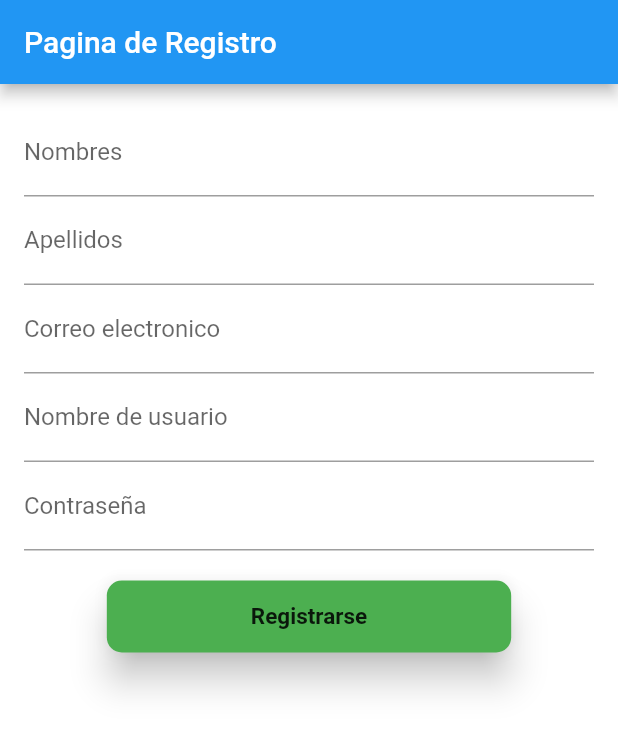
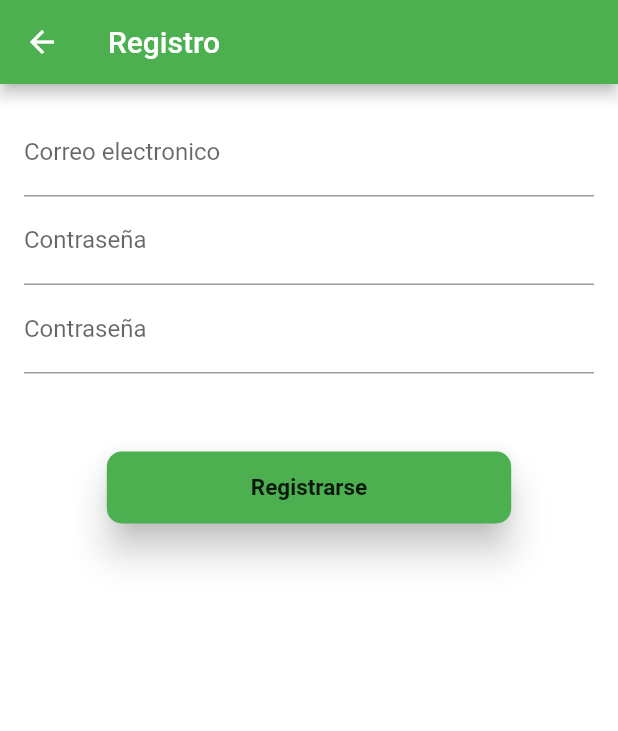
Before and after one commit to Dlondono/GeoUdea, a Flutter app: the RegisterPage screen opened directly, after a tap on "Registrarse", on a phone screen of 412 x 824 dp. Shown: the top 731 px of the screen. Run offline on Flutter 3.47's test engine with Material 2 defaults, Android fonts, the phone set to English and light mode, and no system bars; our stand-ins replace firebase_auth, firebase_core, google_maps_flutter, permission_handler; missing offline and left inert: dart:ffi, flutter_polyline_points; accounts and stored records are empty; network calls fail.

Commit message:
login y registro

```diff
--- /dev/null
+++ b/lib/bloc/login_bloc.dart
@@ -0,0 +1,58 @@
+import 'package:firebase_auth/firebase_auth.dart';
+
+import '../models/result.dart';
+
+class LoginBloc{
+  Future<Result> signUp(String email,String password) async {
+    try {
+      UserCredential userCredential = await FirebaseAuth.instance
+          .createUserWithEmailAndPassword(
+          email: email, password: password);
+        print("1");
+      return Result.success(userCredential);
+    } on FirebaseAuthException catch (e) {
+      if (e.code == 'weak-password') {
+        print("2");
+        return Result.error(
+            message: "La contraseña debe tener mínimo 6 caracteres");
+      } else if (e.code == 'email-already-in-use') {
+        print("3");
+        return Result.error(
+            message:
+            "Ya existe una cuenta registrada con este correo, intenta con otro.");
+      }
+    } catch (e) {
+      print(e);
+      return Result.error(message: 'Hubo un error, intente mas tarde');
+    }
+    print("5");
+    return Result.error(message: 'Hubo un error, intente mas tarde');
+  }
+  Future<Result<UserCredential>> signIn(String email,String password) async {
+    try {
+      UserCredential userCredential =
+      await FirebaseAuth.instance.signInWithEmailAndPassword(
+        email: email,
+        password: password,
+      );
+      return Result.success(userCredential);
+    } on FirebaseAuthException catch (e) {
+      if (e.code == 'user-not-found') {
+        return Result.error(
+            message: 'Correo o contraseña incorrectos');
+      } else if (e.code == 'wrong-password') {
+        return Result.error(message: 'Correo o contraseña incorrectos');
+      }
+    }
+    return Result.error(message: 'Hubo un error, intente mas tarde');
+  }
+  Future<Result<bool>> googleSignOut() async {
+    try {
+      //await GoogleSignIn().signOut();
+      await FirebaseAuth.instance.signOut();
+      return Result.success(true);
+    } catch (e) {
+      return Result.error(message: 'Hubo un error, intente mas tarde');
+    }
+  }
+}
--- a/lib/geoudea_app.dart
+++ b/lib/geoudea_app.dart
@@ -12,7 +12,7 @@ class GeoUdeaApp extends StatelessWidget {
       theme: ThemeData(
         canvasColor: Colors.white,
       ),
-      home: RegisterPage(),
+      home: LoginPage(),
     );
   }
 }
--- a/lib/main.dart
+++ b/lib/main.dart
@@ -1,10 +1,12 @@
 import 'package:flutter/material.dart';
 import 'package:geoudea/geoudea_app.dart';
+import 'package:firebase_core/firebase_core.dart';
+import 'firebase_options.dart';
 
 void main()async {
-  /*WidgetsFlutterBinding.ensureInitialized();
+  WidgetsFlutterBinding.ensureInitialized();
   await Firebase.initializeApp(
       options: DefaultFirebaseOptions.currentPlatform
-  );*/
+  );
   runApp(const GeoUdeaApp());
 }
--- /dev/null
+++ b/lib/models/result.dart
@@ -0,0 +1,32 @@
+enum Status {
+  success,
+  loading,
+  error,
+}
+
+class Result<T> {
+  Status? status;
+  T? data;
+  Map<String, String>? errors;
+  String? message;
+
+  Result.loading(this.data) {
+    status = Status.loading;
+  }
+
+  Result.success(this.data) {
+    status = Status.success;
+  }
+
+  Result.error({
+    String message="",
+    int code = 0,
+  }) {
+    status = Status.error;
+    this.message = message;
+  }
+
+  Result.errors(this.errors) {
+    status = Status.error;
+  }
+}
--- a/lib/ui/home.dart
+++ b/lib/ui/home.dart
@@ -1,4 +1,5 @@
 import 'dart:async';
+import 'package:firebase_auth/firebase_auth.dart';
 import 'package:flutter/material.dart';
 import 'package:geoudea/ui/map.dart';
 import 'package:google_maps_flutter/google_maps_flutter.dart';
@@ -16,6 +17,7 @@ class Home extends StatefulWidget {
 
 class _HomeState extends State<Home> {
   String title="GeoUdeA";
+  FirebaseAuth auth=FirebaseAuth.instance;
   @override
   Widget build(BuildContext context) {
     return Scaffold(
@@ -26,8 +28,8 @@ class _HomeState extends State<Home> {
       drawer: Drawer(
         child: ListView(
           children: <Widget>[
-            const UserAccountsDrawerHeader(accountName: Text("Pepe"),
-                accountEmail: Text("pepe@udea.edu.co"),decoration:BoxDecoration(color: Colors.green) ),
+             UserAccountsDrawerHeader(accountName: Text(""),
+                accountEmail: Text(auth.currentUser!.email!),decoration:BoxDecoration(color: Colors.green) ),
             ListTile(
               title: const Text("Mapa"),
               leading: const Icon(Icons.map),
--- a/lib/ui/register_page.dart
+++ b/lib/ui/register_page.dart
@@ -1,4 +1,8 @@
 import 'package:flutter/material.dart';
+import 'package:geoudea/ui/home.dart';
+
+import '../bloc/login_bloc.dart';
+import '../models/result.dart';
 
 class RegisterPage extends StatefulWidget{
   static String id = "login_page";
@@ -9,29 +13,39 @@ class RegisterPage extends StatefulWidget{
 
 
 class RegistersPage extends State<RegisterPage>{
+  final LoginBloc bloc=LoginBloc();
+  String _email="";
+  String _password="";
+  String _repeatPassword="";
   @override
   Widget build(BuildContext context){
     return Scaffold(
       appBar: AppBar(
-        title:Text("Pagina de Registro"),
+        backgroundColor: Colors.green,
+        title:Text("Registro"),
       ),
       body: Padding(
         padding: const EdgeInsets.all(16),
         child: Column(
           children: <Widget>[
             TextField(
-              decoration: InputDecoration(labelText: "Nombres"),
+              decoration: InputDecoration(labelText: "Correo electronico"),
+              onChanged: (value){
+                _email=value;
+              },
             ),
             TextField(
-              decoration: InputDecoration(labelText: "Apellidos"),
+              obscureText: true,
+              onChanged: (value){
+                _password=value;
+              },
+              decoration: InputDecoration(labelText: "Contraseña"),
             ),
             TextField(
-              decoration: InputDecoration(labelText: "Correo electronico"),
-            ),
-            TextField(
-              decoration: InputDecoration(labelText: "Nombre de usuario"),
-            ),
-            TextField(
+              obscureText: true,
+              onChanged: (value){
+                _repeatPassword=value;
+              },
               decoration: InputDecoration(labelText: "Contraseña"),
             ),
             SizedBox(height: 20,),
@@ -45,7 +59,9 @@ class RegistersPage extends State<RegisterPage>{
   }
 
   _bottomRegister() {
-    return StreamBuilder(
+    return Padding(
+      padding: const EdgeInsets.only(top: 32.0),
+      child: StreamBuilder(
           builder: (BuildContext context, AsyncSnapshot snapshot){
             return RaisedButton(
                 child: Container(
@@ -62,10 +78,28 @@ class RegistersPage extends State<RegisterPage>{
                 ),
                 elevation: 10,
                 color: Colors.green,
-              onPressed: (){}
+                onPressed: (){
+                  signUp(_email, _password);
+                }
             );
 
           }
+      ),
+    );
+  }
+  void signUp(String email, String password) {
+    bloc.signUp(email, password).then((value) {
+      if(value.status==Status.success){
+        print("asd");
+        goToHomePage();
+      }
+    });
+  }
+  void goToHomePage() {
+    Navigator.pushAndRemoveUntil(
+      context,
+      MaterialPageRoute(builder: (BuildContext context) => Home()),
+      ModalRoute.withName('/'),
     );
   }
 }
--- a/pubspec.yaml
+++ b/pubspec.yaml
@@ -38,6 +38,8 @@ dependencies:
   permission_handler: ^9.2.0
   http: ^0.13.4
   flutter_polyline_points: ^1.0.0
+  firebase_auth: ^3.3.9
+  firebase_core: ^1.13.1
 
 dev_dependencies:
   flutter_test:
@@ -59,8 +61,8 @@ flutter:
   uses-material-design: true
 
 
-  assets:
-    - lib/ui/image/logo1.png
+  #assets:
+
   #   - images/a_dot_ham.jpeg
 
   # An image asset can refer to one or more resolution-specific "variants", see
```
Also changed, not shown: lib/ui/login_page.dart (+36 -4 lines), lib/firebase_options.dart (added), pubspec.lock, 2 other files. Lines whose indentation alone changed are shown as unchanged.
